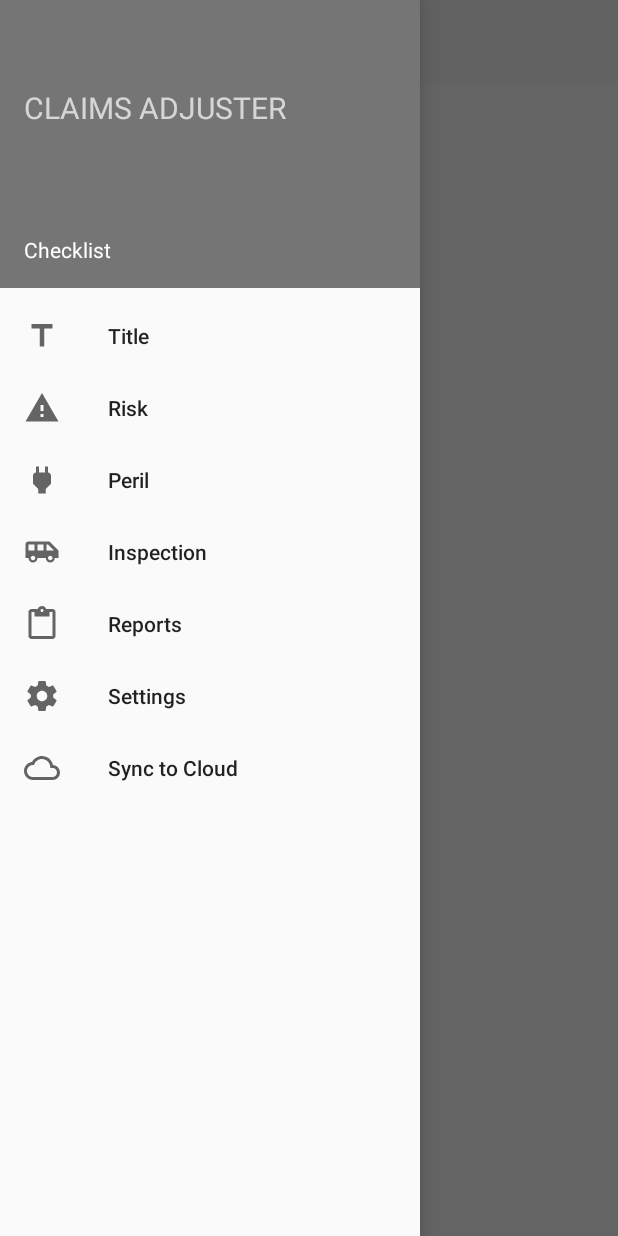
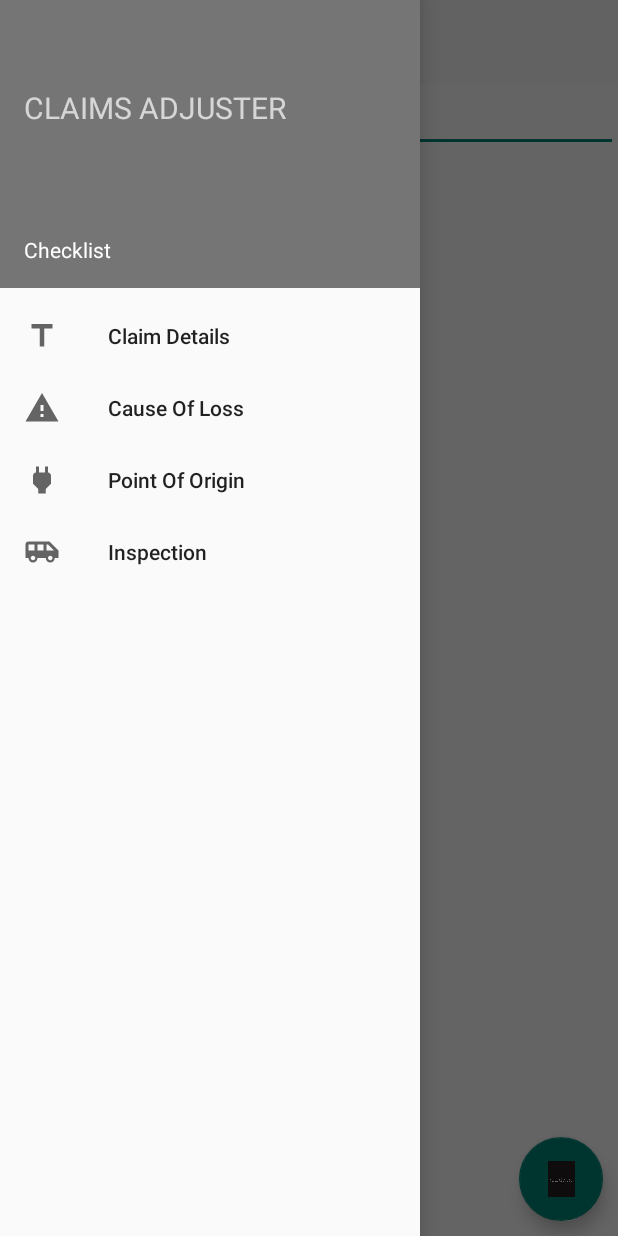
Before and after one commit to krishnakhandagale/RoportTool, an Android app: the screen it shows after launch (MainActivity), with the side drawer open, on a phone screen of 412 x 824 dp. Run offline under Robolectric (Android 15) with nearby library versions, the phone set to English and light mode, and no system bars.

Commit message:
Added all four fragment on click of drawer navigation.

```diff
--- /dev/null
+++ b/project/app/src/main/java/com/electivechaos/checklist/fragments/ClaimDetailsFragment.java
@@ -0,0 +1,56 @@
+package com.electivechaos.checklist.fragments;
+
+import android.content.Context;
+import android.net.Uri;
+import android.os.Bundle;
+import android.support.annotation.NonNull;
+import android.support.annotation.Nullable;
+import android.support.design.widget.FloatingActionButton;
+import android.support.design.widget.TabLayout;
+import android.support.v4.app.Fragment;
+import android.view.LayoutInflater;
+import android.view.View;
+import android.view.ViewGroup;
+import android.widget.EditText;
+import android.widget.Toast;
+
+import com.electivechaos.checklist.MainActivity;
+import com.electivechaos.checklist.R;
+
+
+public class ClaimDetailsFragment extends Fragment {
+
+    private FloatingActionButton floatingActionButton;
+    private EditText text1;
+
+
+    @Nullable
+    @Override
+    public View onCreateView(@NonNull LayoutInflater inflater, @Nullable ViewGroup container, @Nullable Bundle savedInstanceState) {
+
+        View v= inflater.inflate(R.layout.fragment_claim_details, container, false);
+       /* floatingActionButton=v.findViewById(R.id.floating_btn_one);
+        text1=v.findViewById(R.id.demo_claim);
+
+
+        floatingActionButton.setOnClickListener(new View.OnClickListener() {
+            @Override
+            public void onClick(View v) {
+                CauseOfLossFragment fragment1=new CauseOfLossFragment();
+                Bundle bundle=new Bundle();
+                bundle.putString("message",text1.getText().toString());
+                fragment1.setArguments(bundle);
+                Toast.makeText(getContext(),""+text1.getText().toString(),Toast.LENGTH_LONG).show();
+
+                //Inflate the fragment
+                getFragmentManager().beginTransaction().replace(R.id.content_frame, fragment1).commit();
+
+            }
+        });*/
+
+        return v;
+    }
+
+
+
+}
--- /dev/null
+++ b/project/app/src/main/res/layout/fragment_claim_details.xml
@@ -0,0 +1,30 @@
+<FrameLayout xmlns:android="http://schemas.android.com/apk/res/android"
+    xmlns:tools="http://schemas.android.com/tools"
+    android:layout_width="match_parent"
+    android:layout_height="match_parent"
+    tools:context="com.electivechaos.checklist.fragments.ClaimDetailsFragment">
+
+
+    <EditText
+        android:id="@+id/demo_claim"
+        android:layout_width="match_parent"
+        android:layout_height="wrap_content" />
+
+    <!-- TODO: Update blank fragment layout -->
+    <TextView
+        android:layout_width="match_parent"
+        android:layout_height="match_parent"
+        android:text="Fragment---1"
+        android:gravity="center"/>
+
+    <android.support.design.widget.FloatingActionButton
+        android:id="@+id/floating_btn_one"
+        android:layout_width="wrap_content"
+        android:layout_height="wrap_content"
+        android:layout_gravity="bottom|end"
+        android:layout_marginRight="10dp"
+        android:layout_marginBottom="10dp"
+        android:src="@drawable/claims_adjuster"
+        />
+
+</FrameLayout>
--- a/project/app/src/main/res/menu/drawer_view.xml
+++ b/project/app/src/main/res/menu/drawer_view.xml
@@ -2,33 +2,21 @@
 <menu xmlns:android="http://schemas.android.com/apk/res/android" >
     <group android:checkableBehavior="single">
         <item
-            android:id="@+id/nav_title"
+            android:id="@+id/nav_claim_details"
             android:icon="@drawable/ic_title"
-            android:title="@string/title" />
+            android:title="@string/claim_details" />
         <item
-            android:id="@+id/nav_risk"
+            android:id="@+id/nav_cause_of_loss"
             android:icon="@drawable/ic_risk"
-            android:title="@string/risk" />
+            android:title="@string/cause_of_loss" />
         <item
-            android:id="@+id/peril"
+            android:id="@+id/nav_point_of_origin"
             android:icon="@drawable/ic_point_of_origin"
-            android:title="@string/peril" />
+            android:title="@string/point_of_origin" />
         <item
-            android:id="@+id/inspection"
+            android:id="@+id/nav_inspection"
             android:icon="@drawable/ic_damage"
             android:title="@string/inspection" />
-        <item
-            android:id="@+id/nav_reports"
-            android:icon="@drawable/ic_reports"
-            android:title="@string/reports" />
-        <item
-            android:id="@+id/nav_settings"
-            android:icon="@drawable/ic_settings"
-            android:title="@string/settings" />
-        <item
-            android:id="@+id/nav_sync_to_cloud"
-            android:icon="@drawable/ic_cloud"
-            android:title="@string/sync_to_cloud" />
 
     </group>
 </menu>
--- a/project/app/src/main/res/values/strings.xml
+++ b/project/app/src/main/res/values/strings.xml
@@ -14,4 +14,10 @@
     <string name="policy_number">Policy Number</string>
     <string name="select_date">Select Date</string>
     <string name="location_icon">Location icon</string>
+    <string name="claim_details">Claim Details</string>
+    <string name="cause_of_loss">Cause Of Loss</string>
+    <string name="point_of_origin">Point Of Origin</string>
+
+    <!-- TODO: Remove or change this placeholder text -->
+    <string name="hello_blank_fragment">Hello blank fragment</string>
 </resources>
```
Also changed, not shown: project/app/build.gradle (+5 -4 lines), project/app/src/main/java/com/electivechaos/checklist/MainActivity.java (+28 -2 lines), project/app/src/main/java/com/electivechaos/checklist/fragments/CauseOfLossFragment.java (added, +31 -0 lines), project/app/src/main/java/com/electivechaos/checklist/fragments/InspectionFragment.java (added, +24 -0 lines), project/app/src/main/java/com/electivechaos/checklist/fragments/PointOfOriginFragment.java (added, +24 -0 lines), project/app/src/main/res/layout/fragment_cause_of_loss.xml (added, +29 -0 lines), project/app/src/main/res/layout/fragment_inspection.xml (added, +29 -0 lines), project/app/src/main/res/layout/fragment_point_of_origin.xml (added, +30 -0 lines).
